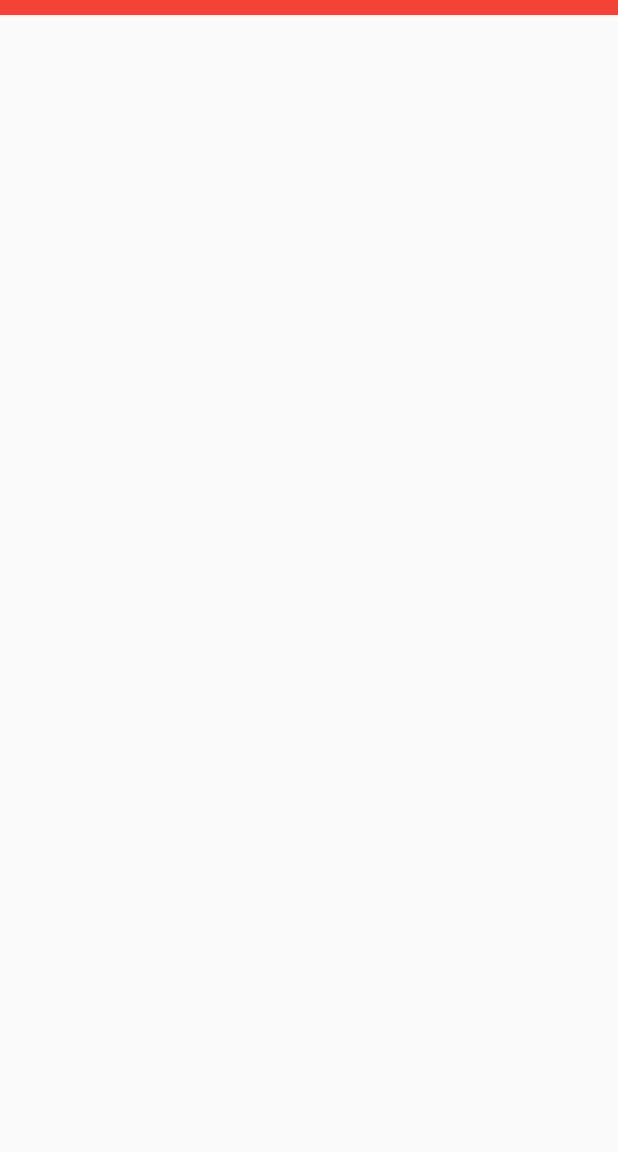
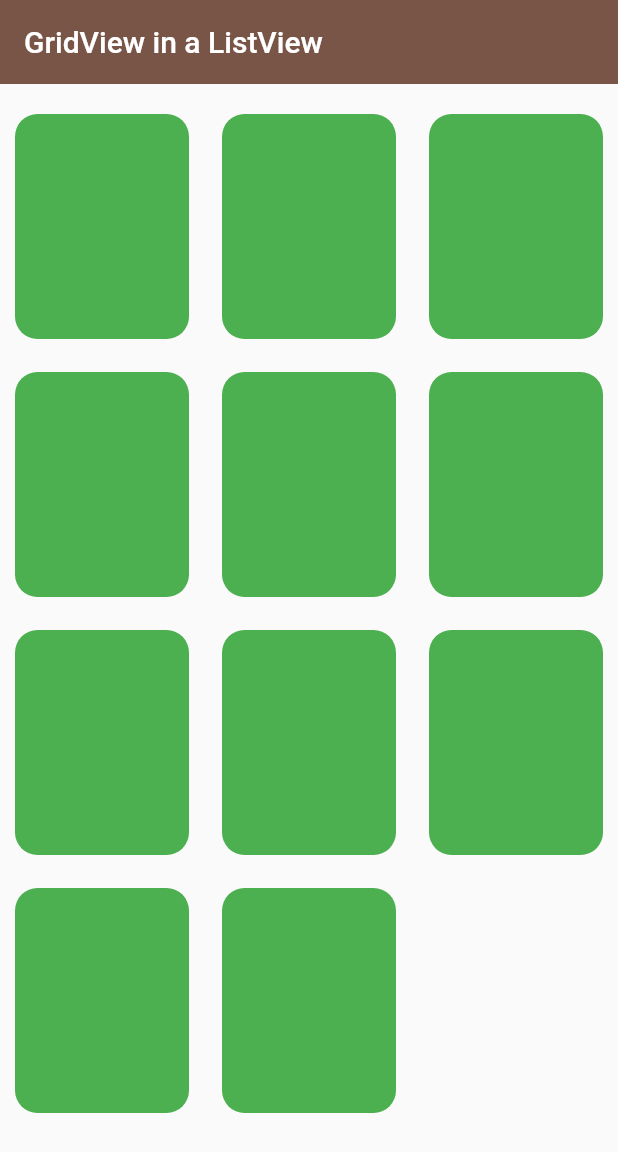
Before and after one commit to LunarioTK/GridView_in_ListView, a Flutter app: the screen it shows after launch, on a phone screen of 412 x 824 dp. Shown: the top 1152 px of the screen. Run offline on Flutter 3.47's test engine with Material 2 defaults, Android fonts, the phone set to English and light mode, and no system bars.

Commit message:
GridView Working

```diff
--- a/lib/main.dart
+++ b/lib/main.dart
@@ -11,6 +11,7 @@ class MyApp extends StatelessWidget {
   @override
   Widget build(BuildContext context) {
     return const MaterialApp(
+      debugShowCheckedModeBanner: false,
       home: Home(),
     );
   }
--- a/lib/screens/home.dart
+++ b/lib/screens/home.dart
@@ -1,4 +1,6 @@
 import 'package:flutter/material.dart';
+import 'package:flutter_staggered_grid_view/flutter_staggered_grid_view.dart';
+import 'package:gridview_in_listwiew/utils/books.dart';
 
 class Home extends StatelessWidget {
   const Home({super.key});
@@ -6,15 +8,31 @@ class Home extends StatelessWidget {
   @override
   Widget build(BuildContext context) {
     return Scaffold(
+      appBar: AppBar(
+        title: const Text('GridView in a ListView'),
+        elevation: 0,
+        backgroundColor: Colors.brown,
+      ),
       body: ListView(
         children: [
-          Container(
-            height: 10,
-            width: 5,
-            decoration: const BoxDecoration(
-              color: Colors.red,
-            ),
-          )
+          StaggeredGrid.count(
+            crossAxisCount: 3,
+            mainAxisSpacing: 2,
+            crossAxisSpacing: 2,
+            children: const [
+              Books(),
+              Books(),
+              Books(),
+              Books(),
+              Books(),
+              Books(),
+              Books(),
+              Books(),
+              Books(),
+              Books(),
+              Books(),
+            ],
+          ),
         ],
       ),
     );
--- /dev/null
+++ b/lib/utils/books.dart
@@ -0,0 +1,20 @@
+import 'package:flutter/material.dart';
+
+class Books extends StatelessWidget {
+  const Books({super.key});
+
+  @override
+  Widget build(BuildContext context) {
+    return Padding(
+      padding: const EdgeInsets.fromLTRB(10, 20, 10, 0),
+      child: Container(
+        height: 150,
+        width: 50,
+        decoration: BoxDecoration(
+          borderRadius: BorderRadius.circular(15),
+          color: Colors.green,
+        ),
+      ),
+    );
+  }
+}
--- a/pubspec.yaml
+++ b/pubspec.yaml
@@ -36,6 +36,7 @@ dependencies:
   # The following adds the Cupertino Icons font to your application.
   # Use with the CupertinoIcons class for iOS style icons.
   cupertino_icons: ^1.0.2
+  flutter_staggered_grid_view: ^0.6.2
 
 dev_dependencies:
   flutter_test:
```
Also changed, not shown: pubspec.lock, 1 other file.
